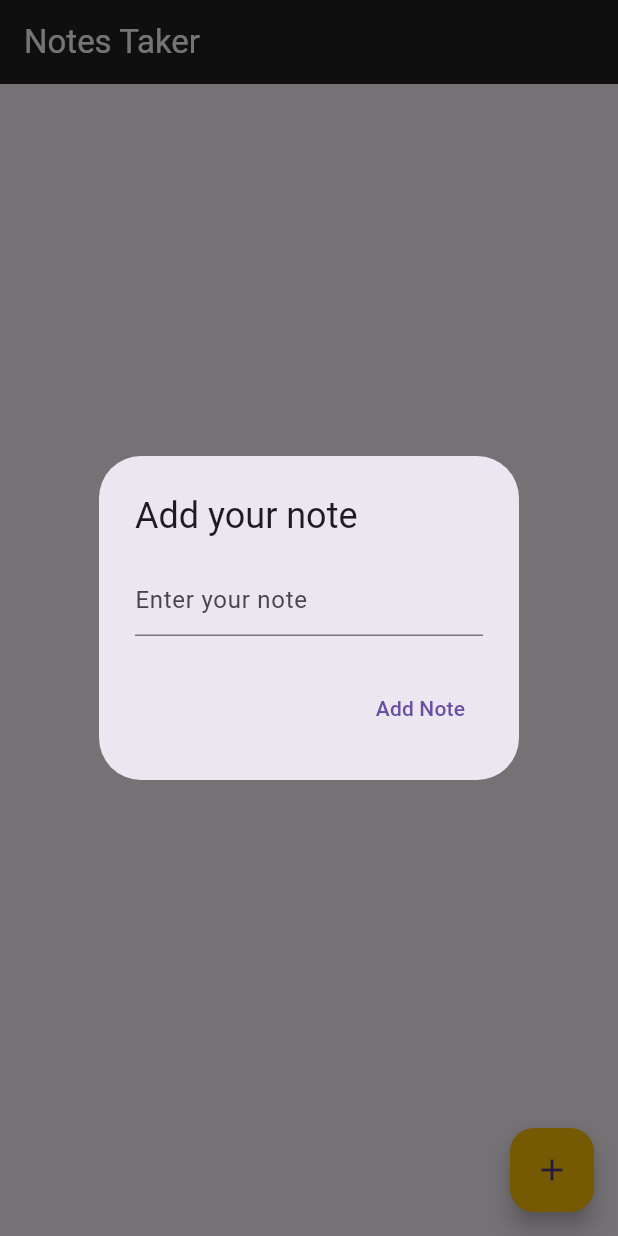
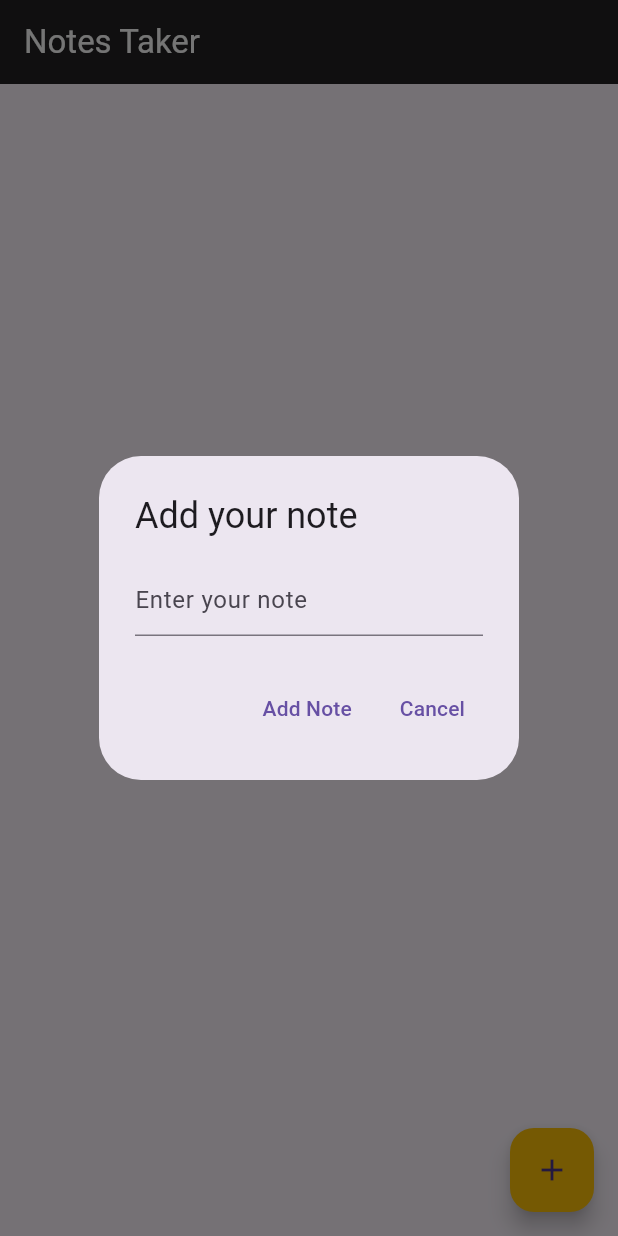
Before and after one commit to code-raushan/flutter101, a Flutter app: the screen it shows after launch, after a tap on the "add" icon, on a phone screen of 412 x 824 dp. Run offline on Flutter 3.47's test engine with Material 3 defaults, Android fonts, the phone set to English and light mode, and no system bars.

Commit message:
feat: cancel feature added

```diff
--- a/lib/main.dart
+++ b/lib/main.dart
@@ -50,6 +50,13 @@ class _HomePageState extends State<HomePage> {
                   Navigator.of(context).pop();
                 },
                 child: const Text("Add Note"),
+              ),
+              TextButton(
+                onPressed: () {
+                  _textEditingController.clear();
+                  Navigator.of(context).pop();
+                },
+                child: const Text("Cancel"),
               )
             ]);
       },
```
